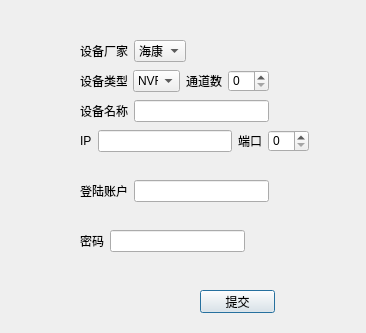
Above: preview/deviceform.ui from yyyly/l110 before the change. Below: the same form after it.
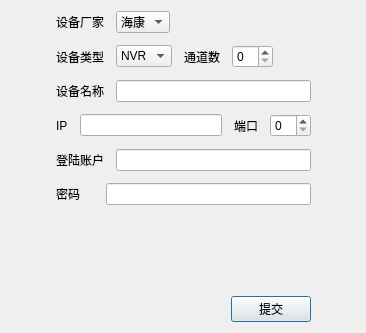
That is the form after the change.

What changed in the file:
```diff
--- a/preview/deviceform.ui
+++ b/preview/deviceform.ui
@@ -13,31 +13,32 @@
   <property name="windowTitle">
    <string>Dialog</string>
   </property>
-  <widget class="QPushButton" name="submitButton">
-   <property name="geometry">
-    <rect>
-     <x>200</x>
-     <y>290</y>
-     <width>75</width>
-     <height>23</height>
-    </rect>
-   </property>
-   <property name="text">
-    <string>提交</string>
-   </property>
-  </widget>
-  <widget class="QWidget" name="layoutWidget">
-   <property name="geometry">
-    <rect>
-     <x>80</x>
-     <y>40</y>
-     <width>106</width>
-     <height>22</height>
-    </rect>
-   </property>
+  <layout class="QHBoxLayout" name="horizontalLayout_8">
+   <item>
+    <spacer name="horizontalSpacer_4">
+     <property name="orientation">
+      <enum>Qt::Horizontal</enum>
+     </property>
+     <property name="sizeHint" stdset="0">
+      <size>
+       <width>46</width>
+       <height>20</height>
+      </size>
+     </property>
+    </spacer>
+   </item>
+   <item>
+    <layout class="QVBoxLayout" name="verticalLayout">
+     <property name="spacing">
+      <number>12</number>
+     </property>
+     <item>
    <layout class="QHBoxLayout" name="horizontalLayout">
     <item>
      <widget class="QLabel" name="label_2">
+         <property name="styleSheet">
+          <string notr="true">font: 9pt &quot;微软雅黑&quot;;</string>
+         </property>
       <property name="text">
        <string>设备厂家</string>
       </property>
@@ -57,20 +58,28 @@
       </item>
      </widget>
     </item>
-   </layout>
-  </widget>
-  <widget class="QWidget" name="layoutWidget">
-   <property name="geometry">
-    <rect>
-     <x>80</x>
-     <y>70</y>
-     <width>189</width>
-     <height>22</height>
-    </rect>
-   </property>
+       <item>
+        <spacer name="horizontalSpacer_2">
+         <property name="orientation">
+          <enum>Qt::Horizontal</enum>
+         </property>
+         <property name="sizeHint" stdset="0">
+          <size>
+           <width>40</width>
+           <height>20</height>
+          </size>
+         </property>
+        </spacer>
+       </item>
+      </layout>
+     </item>
+     <item>
    <layout class="QHBoxLayout" name="horizontalLayout_2">
     <item>
      <widget class="QLabel" name="label_5">
+         <property name="styleSheet">
+          <string notr="true">font: 9pt &quot;微软雅黑&quot;;</string>
+         </property>
       <property name="text">
        <string>设备类型</string>
       </property>
@@ -92,6 +101,9 @@
     </item>
     <item>
      <widget class="QLabel" name="label_9">
+         <property name="styleSheet">
+          <string notr="true">font: 9pt &quot;微软雅黑&quot;;</string>
+         </property>
       <property name="text">
        <string>通道数</string>
       </property>
@@ -100,20 +112,28 @@
     <item>
      <widget class="QSpinBox" name="channalCountSpinBox"/>
     </item>
-   </layout>
-  </widget>
-  <widget class="QWidget" name="layoutWidget">
-   <property name="geometry">
-    <rect>
-     <x>80</x>
-     <y>100</y>
-     <width>189</width>
-     <height>22</height>
-    </rect>
-   </property>
+       <item>
+        <spacer name="horizontalSpacer_3">
+         <property name="orientation">
+          <enum>Qt::Horizontal</enum>
+         </property>
+         <property name="sizeHint" stdset="0">
+          <size>
+           <width>40</width>
+           <height>20</height>
+          </size>
+         </property>
+        </spacer>
+       </item>
+      </layout>
+     </item>
+     <item>
    <layout class="QHBoxLayout" name="horizontalLayout_3">
     <item>
      <widget class="QLabel" name="label_8">
+         <property name="styleSheet">
+          <string notr="true">font: 9pt &quot;微软雅黑&quot;;</string>
+         </property>
       <property name="text">
        <string>设备名称</string>
       </property>
@@ -123,19 +143,14 @@
      <widget class="QLineEdit" name="namelineEdit"/>
     </item>
    </layout>
-  </widget>
-  <widget class="QWidget" name="layoutWidget">
-   <property name="geometry">
-    <rect>
-     <x>80</x>
-     <y>130</y>
-     <width>229</width>
-     <height>22</height>
-    </rect>
-   </property>
+     </item>
+     <item>
    <layout class="QHBoxLayout" name="horizontalLayout_4">
     <item>
      <widget class="QLabel" name="label_7">
+         <property name="styleSheet">
+          <string notr="true">font: 9pt &quot;微软雅黑&quot;;</string>
+         </property>
       <property name="text">
        <string>IP</string>
       </property>
@@ -146,6 +161,9 @@
     </item>
     <item>
      <widget class="QLabel" name="label_3">
+         <property name="styleSheet">
+          <string notr="true">font: 9pt &quot;微软雅黑&quot;;</string>
+         </property>
       <property name="text">
        <string>端口</string>
       </property>
@@ -155,19 +173,14 @@
      <widget class="QSpinBox" name="portSpinBox"/>
     </item>
    </layout>
-  </widget>
-  <widget class="QWidget" name="layoutWidget">
-   <property name="geometry">
-    <rect>
-     <x>80</x>
-     <y>180</y>
-     <width>189</width>
-     <height>22</height>
-    </rect>
-   </property>
+     </item>
+     <item>
    <layout class="QHBoxLayout" name="horizontalLayout_5">
     <item>
      <widget class="QLabel" name="label_4">
+         <property name="styleSheet">
+          <string notr="true">font: 9pt &quot;微软雅黑&quot;;</string>
+         </property>
       <property name="text">
        <string>登陆账户</string>
       </property>
@@ -177,21 +190,16 @@
      <widget class="QLineEdit" name="accounLineEdit"/>
     </item>
    </layout>
-  </widget>
-  <widget class="QWidget" name="layoutWidget">
-   <property name="geometry">
-    <rect>
-     <x>80</x>
-     <y>230</y>
-     <width>165</width>
-     <height>22</height>
-    </rect>
-   </property>
+     </item>
+     <item>
    <layout class="QHBoxLayout" name="horizontalLayout_6">
     <item>
      <widget class="QLabel" name="label_6">
+         <property name="styleSheet">
+          <string notr="true">font: 9pt &quot;微软雅黑&quot;;</string>
+         </property>
       <property name="text">
-       <string>密码</string>
+          <string>密码    </string>
       </property>
      </widget>
     </item>
@@ -199,20 +207,67 @@
      <widget class="QLineEdit" name="passwordLineEdit"/>
     </item>
    </layout>
-  </widget>
+     </item>
+     <item>
+      <spacer name="verticalSpacer">
+       <property name="orientation">
+        <enum>Qt::Vertical</enum>
+       </property>
+       <property name="sizeHint" stdset="0">
+        <size>
+         <width>20</width>
+         <height>40</height>
+        </size>
+       </property>
+      </spacer>
+     </item>
+     <item>
   <widget class="QLabel" name="warnmingLable">
-   <property name="geometry">
-    <rect>
-     <x>80</x>
-     <y>270</y>
-     <width>54</width>
-     <height>12</height>
-    </rect>
-   </property>
    <property name="text">
     <string/>
    </property>
   </widget>
+     </item>
+     <item>
+      <layout class="QHBoxLayout" name="horizontalLayout_7">
+       <item>
+        <spacer name="horizontalSpacer">
+         <property name="orientation">
+          <enum>Qt::Horizontal</enum>
+         </property>
+         <property name="sizeHint" stdset="0">
+          <size>
+           <width>40</width>
+           <height>20</height>
+          </size>
+         </property>
+        </spacer>
+       </item>
+       <item>
+        <widget class="QPushButton" name="submitButton">
+         <property name="text">
+          <string>提交</string>
+         </property>
+        </widget>
+       </item>
+      </layout>
+     </item>
+    </layout>
+   </item>
+   <item>
+    <spacer name="horizontalSpacer_5">
+     <property name="orientation">
+      <enum>Qt::Horizontal</enum>
+     </property>
+     <property name="sizeHint" stdset="0">
+      <size>
+       <width>45</width>
+       <height>20</height>
+      </size>
+     </property>
+    </spacer>
+   </item>
+  </layout>
  </widget>
  <resources/>
  <connections/>
```
Lines whose indentation alone changed are shown as unchanged.
